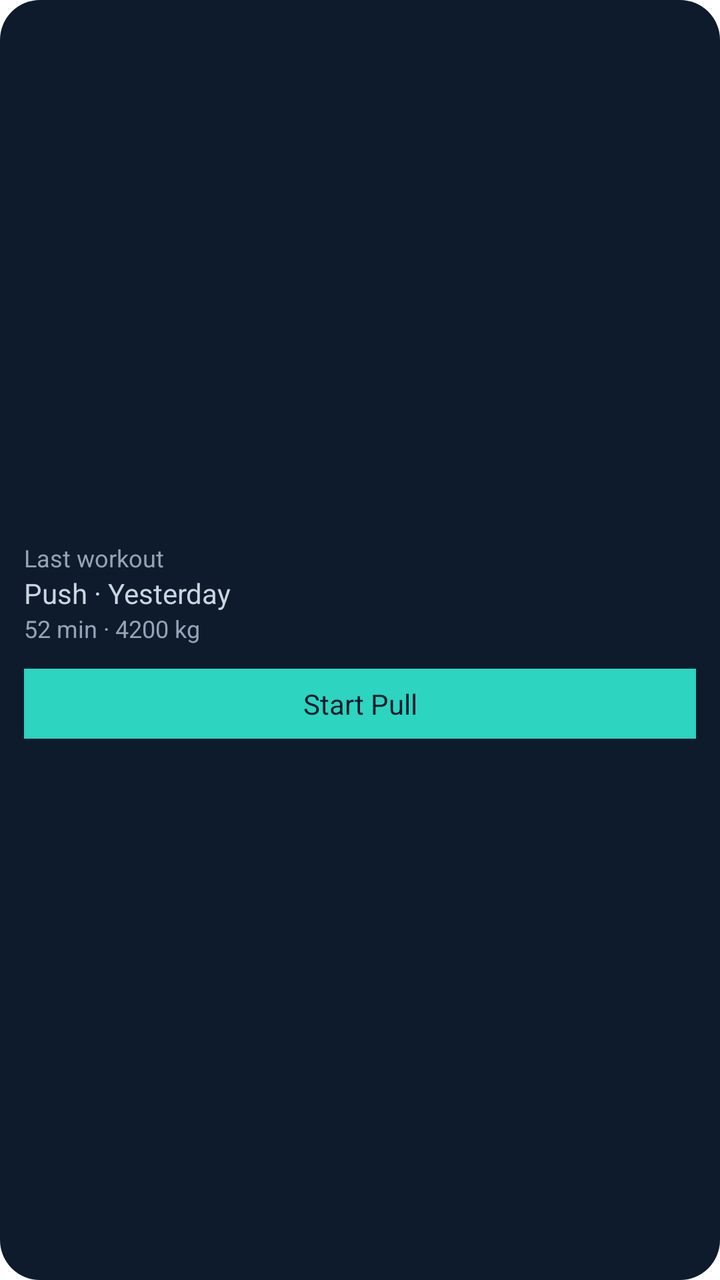
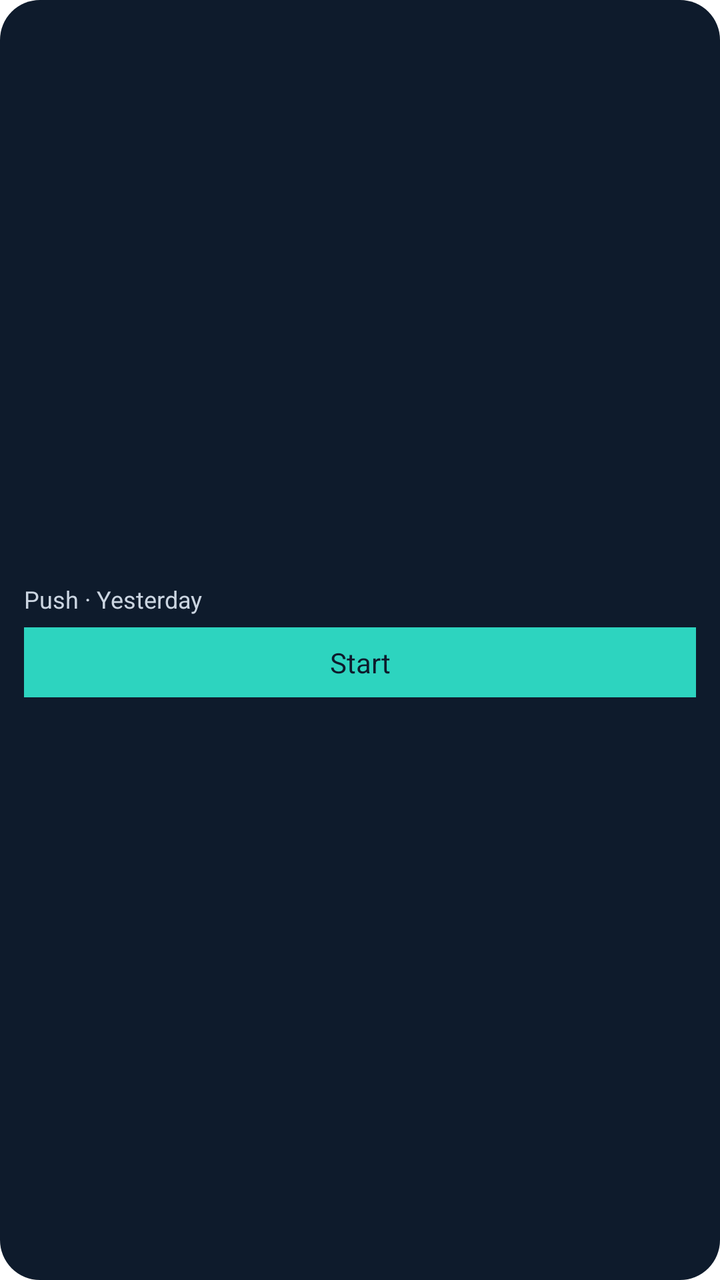

Two renders of the same Android screen: before a commit and after it. Below are the layout's source before the change and the commit's diff.
<!-- AndroidManifest.xml: fallback theme Theme.MaterialComponents.DayNight.NoActionBar -->
<!-- res/layout/widget_preview.xml -->
<?xml version="1.0" encoding="utf-8"?>
<LinearLayout xmlns:android="http://schemas.android.com/apk/res/android"
    android:layout_width="match_parent"
    android:layout_height="match_parent"
    android:background="@drawable/widget_preview_background"
    android:gravity="center_vertical"
    android:orientation="vertical"
    android:padding="12dp">

    <TextView
        android:layout_width="wrap_content"
        android:layout_height="wrap_content"
        android:text="@string/widget_last_workout"
        android:textColor="#94A3B8"
        android:textSize="12sp" />

    <TextView
        android:layout_width="wrap_content"
        android:layout_height="wrap_content"
        android:text="@string/widget_preview_subtitle"
        android:textColor="#CBD5E1"
        android:textSize="14sp" />

    <TextView
        android:layout_width="wrap_content"
        android:layout_height="wrap_content"
        android:text="@string/widget_preview_summary"
        android:textColor="#94A3B8"
        android:textSize="12sp" />

    
    <FrameLayout
        android:layout_width="match_parent"
        android:layout_height="12dp" />

    <TextView
        android:layout_width="match_parent"
        android:layout_height="wrap_content"
        android:background="#2DD4BF"
        android:gravity="center"
        android:padding="8dp"
        android:text="@string/widget_preview_button"
        android:textColor="#0E1B2C"
        android:textSize="14sp" />
</LinearLayout>
<!-- resources referenced by this layout -->
<resources>
  <!-- drawable widget_preview_background (drawable) -->
  <?xml version="1.0" encoding="utf-8"?>
  <shape xmlns:android="http://schemas.android.com/apk/res/android">
      <solid android:color="#0E1B2C" />
      <corners android:radius="20dp" />
  </shape>
  <string name="widget_last_workout">Last workout</string>
  <string name="widget_preview_button">Start Pull</string>
  <string name="widget_preview_subtitle">Push · Yesterday</string>
  <string name="widget_preview_summary">52 min · 4200 kg</string>
</resources>

<!-- the commit's change to res/layout/widget_preview.xml (unified diff, before → after) -->
@@ -10,28 +10,14 @@
     <TextView
         android:layout_width="wrap_content"
         android:layout_height="wrap_content"
-        android:text="@string/widget_last_workout"
-        android:textColor="#94A3B8"
-        android:textSize="12sp" />
-
-    <TextView
-        android:layout_width="wrap_content"
-        android:layout_height="wrap_content"
         android:text="@string/widget_preview_subtitle"
         android:textColor="#CBD5E1"
-        android:textSize="14sp" />
-
-    <TextView
-        android:layout_width="wrap_content"
-        android:layout_height="wrap_content"
-        android:text="@string/widget_preview_summary"
-        android:textColor="#94A3B8"
         android:textSize="12sp" />
 
     
     <FrameLayout
         android:layout_width="match_parent"
-        android:layout_height="12dp" />
+        android:layout_height="6dp" />
 
     <TextView
         android:layout_width="match_parent"
<!-- resource entries referenced after the edit -->
@@ -6,9 +6,7 @@
       <solid android:color="#0E1B2C" />
       <corners android:radius="20dp" />
   </shape>
-  <string name="widget_last_workout">Last workout</string>
-  <string name="widget_preview_button">Start Pull</string>
+  <string name="widget_preview_button">Start</string>
   <string name="widget_preview_subtitle">Push · Yesterday</string>
-  <string name="widget_preview_summary">52 min · 4200 kg</string>
 </resources>
 
